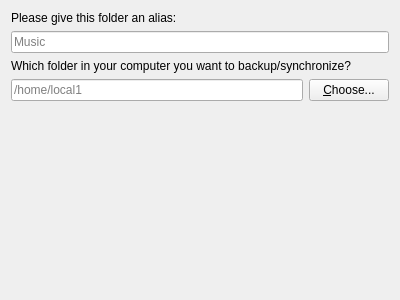
Before: the Qt Designer form src/mirall/folderwizardsourcepage.ui in nextcloud/desktop, drawn with Qt 5.
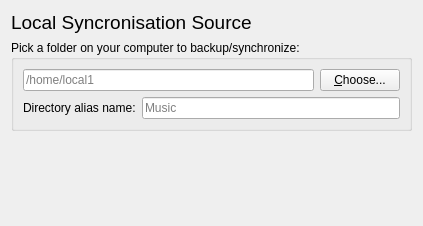
After: the same form once the commit is applied.

The edit to the form file:
```diff
--- a/src/mirall/folderwizardsourcepage.ui
+++ b/src/mirall/folderwizardsourcepage.ui
@@ -6,36 +6,33 @@
    <rect>
     <x>0</x>
     <y>0</y>
-    <width>400</width>
-    <height>300</height>
+    <width>423</width>
+    <height>226</height>
    </rect>
   </property>
   <property name="windowTitle">
    <string>Form</string>
   </property>
-  <layout class="QVBoxLayout" name="verticalLayout">
-   <item>
-    <widget class="QLabel" name="label_2">
-     <property name="text">
-      <string>Please give this folder an alias:</string>
+  <layout class="QGridLayout" name="gridLayout_2">
+   <item row="0" column="0">
+    <widget class="QLabel" name="label_3">
+     <property name="font">
+      <font>
+       <pointsize>14</pointsize>
+      </font>
      </property>
-    </widget>
-   </item>
-   <item>
-    <widget class="QLineEdit" name="aliasLineEdit">
-     <property name="placeholderText">
-      <string>Music</string>
-     </property>
-    </widget>
-   </item>
-   <item>
-    <widget class="QLabel" name="label">
      <property name="text">
-      <string>Which folder in your computer you want to backup/synchronize?</string>
+      <string>Local Syncronisation Source</string>
      </property>
     </widget>
    </item>
-   <item>
+   <item row="1" column="0">
+    <widget class="QGroupBox" name="groupBox">
+     <property name="title">
+      <string>Pick a folder on your computer to backup/synchronize:</string>
+     </property>
+     <layout class="QGridLayout" name="gridLayout">
+      <item row="0" column="0">
     <layout class="QHBoxLayout" name="horizontalLayout_2">
      <item>
       <widget class="QLineEdit" name="localFolderLineEdit">
@@ -53,32 +50,36 @@
      </item>
     </layout>
    </item>
-   <item>
+      <item row="1" column="0">
     <layout class="QHBoxLayout" name="horizontalLayout">
      <item>
-      <spacer name="horizontalSpacer">
-       <property name="orientation">
-        <enum>Qt::Horizontal</enum>
-       </property>
-       <property name="sizeHint" stdset="0">
-        <size>
-         <width>40</width>
-         <height>20</height>
-        </size>
-       </property>
-      </spacer>
-     </item>
-    </layout>
+         <widget class="QLabel" name="label_2">
+          <property name="text">
+           <string>Directory alias name:</string>
+          </property>
+         </widget>
    </item>
    <item>
+         <widget class="QLineEdit" name="aliasLineEdit">
+          <property name="placeholderText">
+           <string>Music</string>
+          </property>
+         </widget>
+        </item>
+       </layout>
+      </item>
+     </layout>
+    </widget>
+   </item>
+   <item row="2" column="0">
     <spacer name="verticalSpacer">
      <property name="orientation">
       <enum>Qt::Vertical</enum>
      </property>
      <property name="sizeHint" stdset="0">
       <size>
-       <width>20</width>
-       <height>234</height>
+       <width>349</width>
+       <height>83</height>
       </size>
      </property>
     </spacer>
```
Lines whose indentation alone changed are shown as unchanged.
